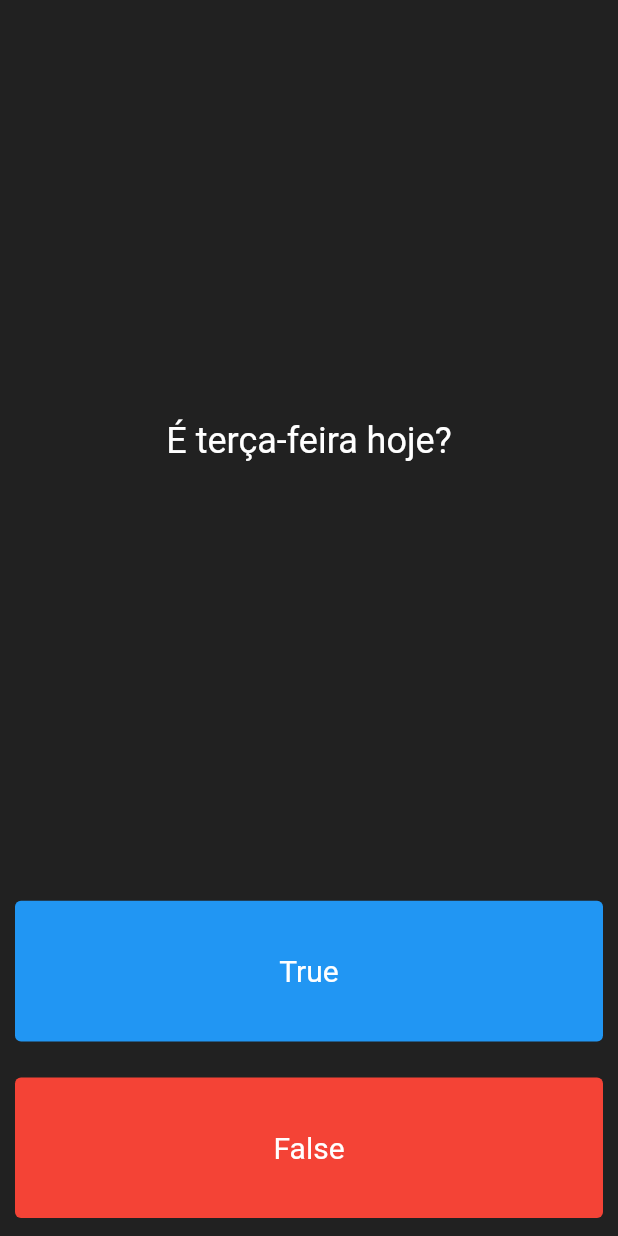
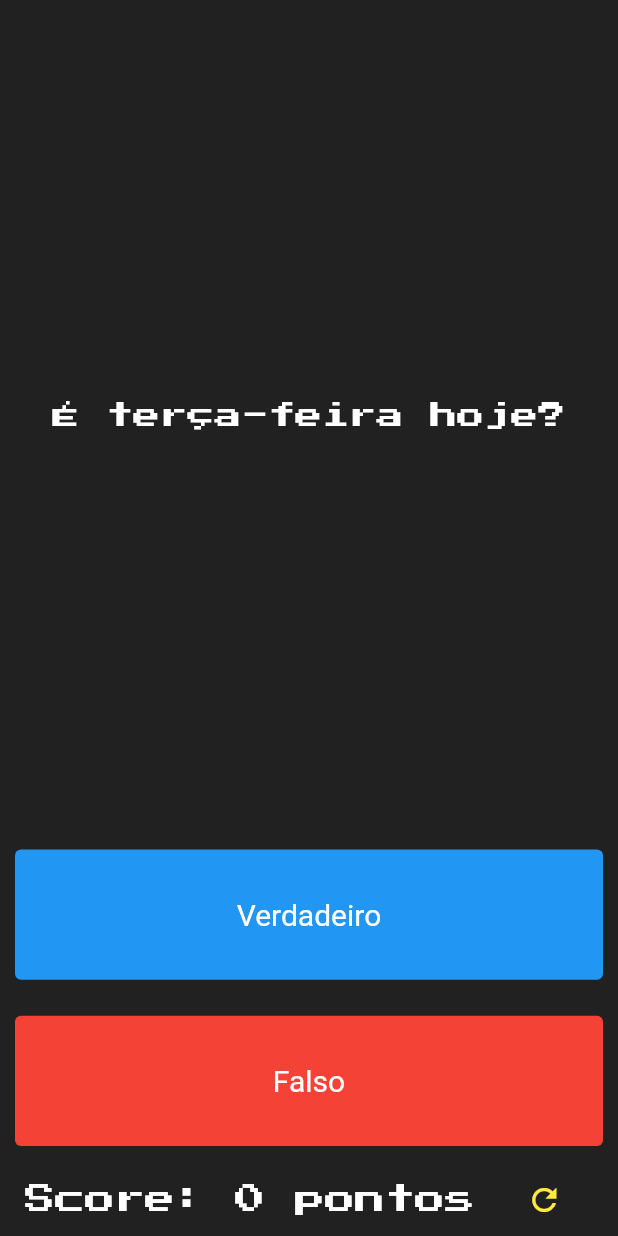
Before and after one commit to julianoventola/quizzler, a Flutter app: the screen it shows after launch, on a phone screen of 412 x 824 dp. Run offline on Flutter 3.47's test engine with Material 2 defaults, Android fonts, the phone set to English and light mode, and no system bars.

Commit message:
feat: add new score and reset game button

```diff
--- a/lib/controllers/quiz_controller.dart
+++ b/lib/controllers/quiz_controller.dart
@@ -7,10 +7,10 @@ class QuizController {
     Question(
         questionText:
             'Uma pessoa adulta normalmente dorme pelo menos 6 horas por dia!',
-        questionAnswer: false),
+        questionAnswer: true),
     Question(
         questionText: 'Estudar é o melhor para o seu furuto!',
-        questionAnswer: false),
+        questionAnswer: true),
   ];
 
   bool checkAnswer(bool value) {
@@ -27,6 +27,10 @@ class QuizController {
     }
   }
 
+  void startAgain() {
+    _questionNumber = 0;
+  }
+
   bool shouldAddIcon(int answers) => answers < _questions.length;
   bool isFinished() => _questionNumber < _questions.length - 1;
 }
--- a/lib/pages/quiz_page.dart
+++ b/lib/pages/quiz_page.dart
@@ -11,13 +11,13 @@ class QuizPage extends StatefulWidget {
 
 class _QuizPageState extends State<QuizPage> {
   List<Icon> scoreKeeper = [];
-
-  // todo: 1 - add a reset button and an alert dialog
+  var score = 0;
 
   void questionValidation(value) {
     setState(() {
       if (quizController.shouldAddIcon(scoreKeeper.length)) {
         var result = quizController.checkAnswer(value);
+        score += result ? 10 : 0;
         scoreKeeper.add(
           Icon(
             result ? Icons.check : Icons.close,
@@ -26,6 +26,14 @@ class _QuizPageState extends State<QuizPage> {
         );
         quizController.nextQuestion();
       }
+    });
+  }
+
+  void resetGame() {
+    setState(() {
+      score = 0;
+      scoreKeeper = [];
+      quizController.startAgain();
     });
   }
 
@@ -43,27 +51,52 @@ class _QuizPageState extends State<QuizPage> {
               textAlign: TextAlign.center,
               style: TextStyle(
                 color: Colors.white,
-                fontSize: 24,
+                fontSize: 18,
+                fontFamily: 'PressStart2P',
               ),
             ),
           ),
         ),
         QuizButton(
-            title: 'True',
+            title: 'Verdadeiro',
             color: Colors.blue,
             value: true,
             onPressed: () {
               questionValidation(true);
             }),
         QuizButton(
-            title: 'False',
+            title: 'Falso',
             color: Colors.red,
             value: false,
             onPressed: () {
               questionValidation(false);
             }),
-        // refact: improve score keeper
-        Row(children: scoreKeeper)
+        Row(children: scoreKeeper),
+        Row(
+          children: [
+            Expanded(
+              flex: 4,
+              child: Text(
+                'Score: $score pontos',
+                textAlign: TextAlign.center,
+                style: TextStyle(
+                  color: score > 0 ? Colors.green : Colors.white,
+                  fontSize: 20,
+                  fontFamily: 'PressStart2P',
+                ),
+              ),
+            ),
+            Expanded(
+              child: IconButton(
+                icon: Icon(
+                  Icons.refresh,
+                  color: Colors.yellow,
+                ),
+                onPressed: resetGame,
+              ),
+            )
+          ],
+        ),
       ],
     );
   }
```
